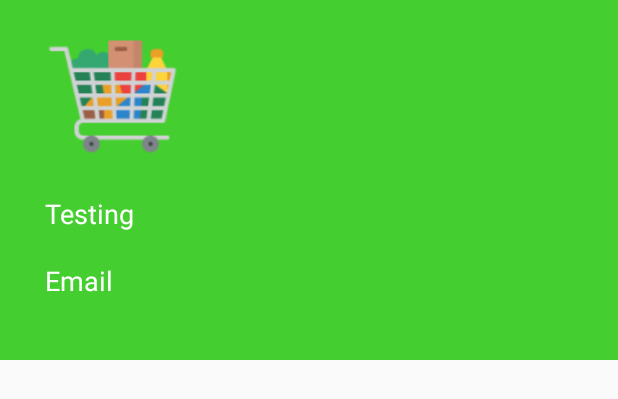
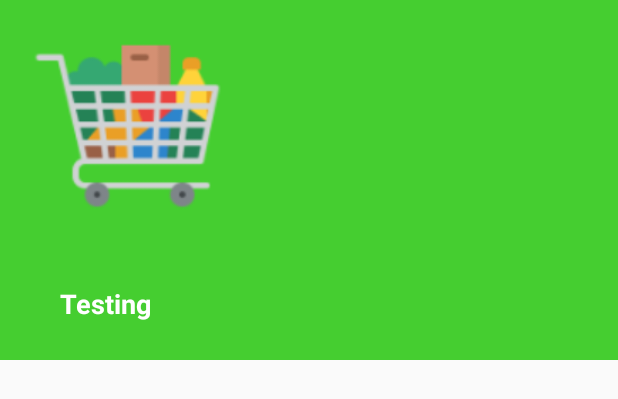
Before and after one commit to Kritip123/grocery_management, an Android app: the layout drawer_header.xml on its own in the app's theme, with its tools: preview values and no code run, on a phone screen of 412 x 824 dp. Shown: the top 399 px of the screen. Run offline under Robolectric (Android 15) with nearby library versions, the phone set to English and light mode, and no system bars.

```diff
--- a/app/src/main/java/com/dsc/grocerymanagement/activities/DashboardActivity.kt
+++ b/app/src/main/java/com/dsc/grocerymanagement/activities/DashboardActivity.kt
@@ -6,6 +6,7 @@ import android.os.Bundle
 import android.view.Menu
 import android.view.MenuItem
 import android.widget.ImageView
+import android.widget.TextView
 import android.widget.Toast
 import androidx.appcompat.app.ActionBarDrawerToggle
 import androidx.appcompat.app.AppCompatActivity
@@ -23,6 +24,7 @@ class DashboardActivity : AppCompatActivity() {
     private lateinit var navigationView: NavigationView
     private lateinit var drawerLayout: DrawerLayout
     private lateinit var toolbar: Toolbar
+    var auth:FirebaseAuth?=null
     private lateinit var img: ImageView
     override fun onCreate(savedInstanceState: Bundle?) {
         super.onCreate(savedInstanceState)
@@ -32,9 +34,12 @@ class DashboardActivity : AppCompatActivity() {
         navigationView = findViewById(R.id.NavigationView)
         navigationView.menu.getItem(0).isChecked = true
         toolbar = findViewById(R.id.Toolbar)
+        auth=FirebaseAuth.getInstance()
         setUpToolbar()
         setMenuIcons(navigationView.menu)
         val header = navigationView.getHeaderView(0)
+        val numberField:TextView=header.findViewById(R.id.txtMobile)
+        numberField.text= auth!!.currentUser!!.phoneNumber.toString()
         val actionBarDrawerToggle = ActionBarDrawerToggle(
                 this@DashboardActivity,
                 drawerLayout,
@@ -125,7 +130,7 @@ class DashboardActivity : AppCompatActivity() {
         confirmLogout.setTitle("Sure to Logout??")
                 .setMessage("You have to login again next time!!")
                 .setPositiveButton("Confirm") { _, _->
-                    FirebaseAuth.getInstance().signOut()
+                    auth!!.signOut()
                     startActivity(Intent(this@DashboardActivity,PhoneLoginActivity::class.java))
                     Toast.makeText(this@DashboardActivity, "You have been successfully Logged Out",
                             Toast.LENGTH_SHORT).show()
--- a/app/src/main/res/layout/drawer_header.xml
+++ b/app/src/main/res/layout/drawer_header.xml
@@ -6,27 +6,21 @@
     android:orientation="vertical">
     <ImageView
         android:layout_width="150dp"
-        android:layout_height="110dp"
+        android:layout_height="150dp"
         android:src="@drawable/mainlogo"
         android:padding="10dp"
+        android:layout_marginStart="10dp"
         android:layout_marginTop="10dp"/>
     <TextView
-        android:id="@+id/txtUserName"
+        android:id="@+id/txtMobile"
         android:layout_width="wrap_content"
         android:layout_height="wrap_content"
         android:text="Testing"
         android:textColor="#ffffff"
-        android:layout_marginStart="20dp"
+        android:layout_marginTop="20dp"
+        android:layout_marginStart="30dp"
         android:textSize="18sp"
-        android:padding="10dp"/>
-    <TextView
-        android:id="@+id/txtUserEmail"
-        android:layout_width="wrap_content"
-        android:layout_height="wrap_content"
-        android:textColor="#ffffff"
-        android:layout_marginStart="20dp"
-        android:text="Email"
-        android:textSize="18sp"
+        android:textStyle="bold"
         android:padding="10dp"/>
 
 </LinearLayout>
```
